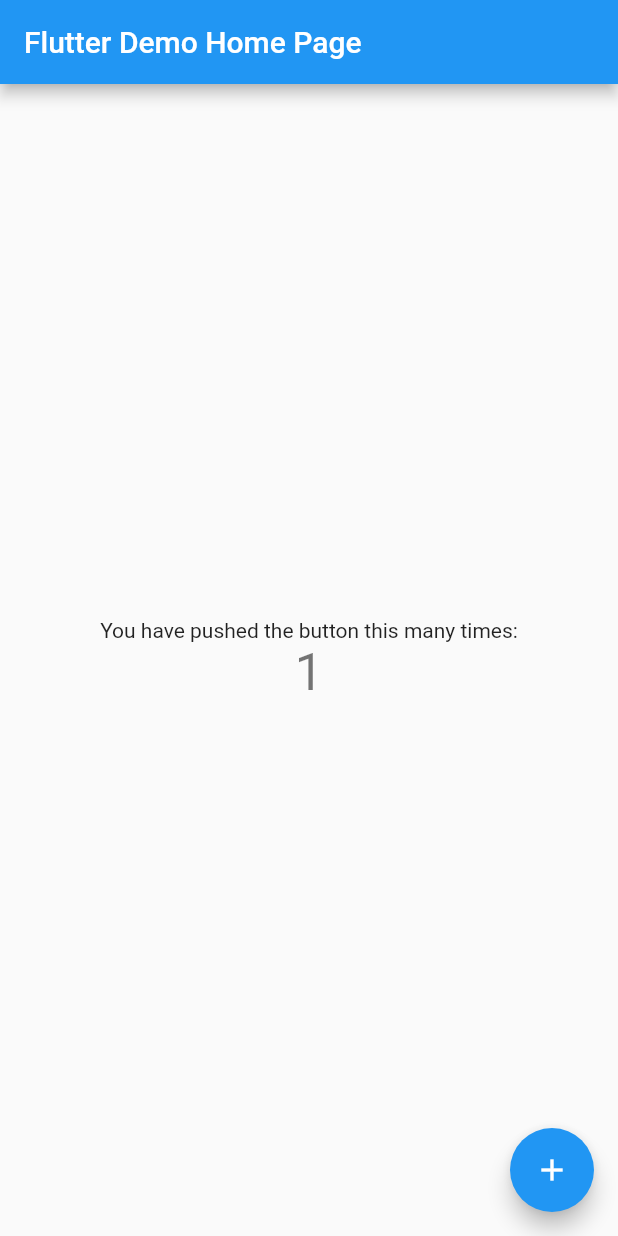
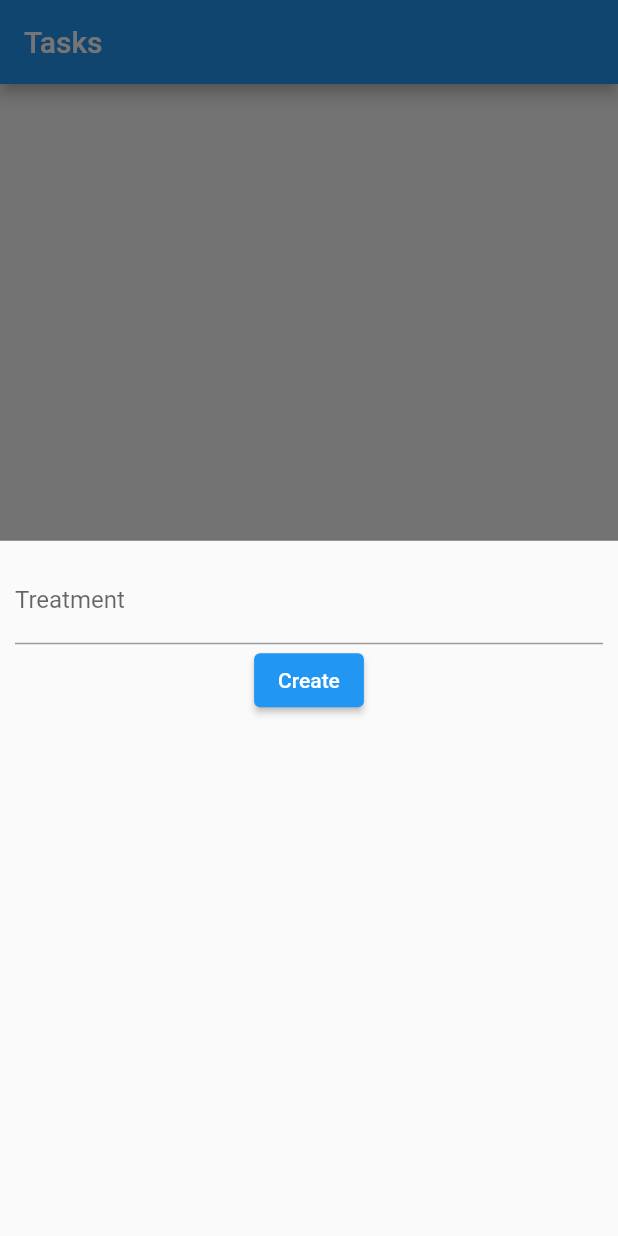
Before and after one commit to michal-mano/cshack, a Flutter app: the screen it shows after launch, after a tap on the "add" icon, on a phone screen of 412 x 824 dp. Run offline on Flutter 3.47's test engine with Material 2 defaults, Android fonts, the phone set to English and light mode, and no system bars.

Commit message:
Tasks ajknhdp9uh[oi'hp'fadertq

```diff
--- /dev/null
+++ b/lib/PersistentTabBar.dart
@@ -0,0 +1,34 @@
+import 'package:cshack/tasks.dart';
+import 'package:flutter/material.dart';
+
+class PersistentTabBar extends StatelessWidget {
+  const PersistentTabBar({super.key});
+
+  @override
+  Widget build(BuildContext context) {
+    return const DefaultTabController(
+        length: 3,
+        child: Scaffold(
+          bottomNavigationBar: TabBar(
+              labelColor: Colors.blue,
+              unselectedLabelColor: Colors.lightBlue,
+              indicatorSize: TabBarIndicatorSize.tab,
+              indicatorPadding: EdgeInsets.all(5.0),
+              indicatorColor: Colors.grey,
+              tabs: [
+                Tab(icon: Icon(Icons.check_box),text: "Tasks"),
+                Tab(icon: Icon(Icons.games),text: "Games"),
+                Tab(icon: Icon(Icons.store),text: "Store"),
+              ],
+            ),
+        body: TabBarView(
+          children: [
+            TaskPage(title: "Tasks"),
+            TaskPage(title:"Games"),
+            TaskPage(title: "Store")
+          ],
+        ),
+      ),
+    );
+  }
+}
--- a/lib/main.dart
+++ b/lib/main.dart
@@ -1,74 +1,57 @@
 import 'package:flutter/material.dart';
-
+import 'PersistentTabBar.dart';
+import 'tasks.dart';
 void main() {
   runApp(const MyApp());
 }
 
 class MyApp extends StatelessWidget {
   const MyApp({super.key});
-
   // This widget is the root of your application.
   @override
   Widget build(BuildContext context) {
     return MaterialApp(
       title: 'Flutter Demo',
       theme: ThemeData(
-        // This is the theme of your application.
-        //
-        // Try running your application with "flutter run". You'll see the
-        // application has a blue toolbar. Then, without quitting the app, try
-        // changing the primarySwatch below to Colors.green and then invoke
-        // "hot reload" (press "r" in the console where you ran "flutter run",
-        // or simply save your changes to "hot reload" in a Flutter IDE).
-        // Notice that the counter didn't reset back to zero; the application
-        // is not restarted.
         primarySwatch: Colors.blue,
       ),
-      home: const MyHomePage(title: 'Flutter Demo Home Page'),
+      home: const MyHomePage(title: 'Home'),
     );
   }
 }
 
 class MyHomePage extends StatefulWidget {
   const MyHomePage({super.key, required this.title});
-
-  // This widget is the home page of your application. It is stateful, meaning
-  // that it has a State object (defined below) that contains fields that affect
-  // how it looks.
-
-  // This class is the configuration for the state. It holds the values (in this
-  // case the title) provided by the parent (in this case the App widget) and
-  // used by the build method of the State. Fields in a Widget subclass are
-  // always marked "final".
-
   final String title;
-
   @override
   State<MyHomePage> createState() => _MyHomePageState();
 }
-
 class _MyHomePageState extends State<MyHomePage> {
-  int _counter = 0;
-
-  void _incrementCounter() {
+  int _selectedIndex = 0;
+  static const TextStyle optionStyle =
+    TextStyle(fontSize: 30, fontWeight: FontWeight.bold);
+  static const List<Widget> _widgetOptions = <Widget> [
+    Text(
+      'Index 0: Tasks',
+      style:optionStyle,
+    ),
+    Text(
+      'Index 1: Games',
+      style: optionStyle,
+    ),
+    Text(
+      'index 2: Store',
+      style: optionStyle,
+    ),
+  ];
+  void _onItemTapped(int index) {
     setState(() {
-      // This call to setState tells the Flutter framework that something has
-      // changed in this State, which causes it to rerun the build method below
-      // so that the display can reflect the updated values. If we changed
-      // _counter without calling setState(), then the build method would not be
-      // called again, and so nothing would appear to happen.
-      _counter++;
+      _selectedIndex = index;
     });
   }
 
   @override
   Widget build(BuildContext context) {
-    // This method is rerun every time setState is called, for instance as done
-    // by the _incrementCounter method above.
-    //
-    // The Flutter framework has been optimized to make rerunning build methods
-    // fast, so that you can just rebuild anything that needs updating rather
-    // than having to individually change instances of widgets.
     return Scaffold(
       appBar: AppBar(
         // Here we take the value from the MyHomePage object that was created by
@@ -78,38 +61,35 @@ class _MyHomePageState extends State<MyHomePage> {
       body: Center(
         // Center is a layout widget. It takes a single child and positions it
         // in the middle of the parent.
-        child: Column(
-          // Column is also a layout widget. It takes a list of children and
-          // arranges them vertically. By default, it sizes itself to fit its
-          // children horizontally, and tries to be as tall as its parent.
-          //
-          // Invoke "debug painting" (press "p" in the console, choose the
-          // "Toggle Debug Paint" action from the Flutter Inspector in Android
-          // Studio, or the "Toggle Debug Paint" command in Visual Studio Code)
-          // to see the wireframe for each widget.
-          //
-          // Column has various properties to control how it sizes itself and
-          // how it positions its children. Here we use mainAxisAlignment to
-          // center the children vertically; the main axis here is the vertical
-          // axis because Columns are vertical (the cross axis would be
-          // horizontal).
-          mainAxisAlignment: MainAxisAlignment.center,
-          children: <Widget>[
-            const Text(
-              'You have pushed the button this many times:',
-            ),
-            Text(
-              '$_counter',
-              style: Theme.of(context).textTheme.headlineMedium,
-            ),
-          ],
-        ),
+        child: _widgetOptions.elementAt(_selectedIndex),
       ),
-      floatingActionButton: FloatingActionButton(
-        onPressed: _incrementCounter,
-        tooltip: 'Increment',
-        child: const Icon(Icons.add),
-      ), // This trailing comma makes auto-formatting nicer for build methods.
+      bottomNavigationBar: const PersistentTabBar(),
     );
   }
 }
+
+
+
+
+// BottomNavigationBar(
+//         currentTab: currentTab.
+//         items: const <BottomNavigationBarItem> [
+//           BottomNavigationBarItem(
+//               icon: Icon(Icons.check_box),
+//               label: 'Tasks',
+//           ),
+//           BottomNavigationBarItem(
+//               icon: Icon(Icons.games),
+//               label: 'Games',
+//           ),
+//           BottomNavigationBarItem(
+//               icon: Icon(Icons.store),
+//               label: 'Store',
+//           ),
+//         ],
+//         currentIndex: _selectedIndex,
+//         selectedItemColor: Colors.amber[800],
+//         onTap: _onItemTapped,
+//       ),
+//       // This trailing comma makes auto-formatting nicer for build methods.
+//
--- /dev/null
+++ b/lib/tasks.dart
@@ -0,0 +1,55 @@
+import 'package:flutter/material.dart';
+
+class TaskPage extends StatefulWidget {
+  const TaskPage({super.key, required this.title});
+
+  final String title;
+
+  @override
+  State<TaskPage> createState() => _TaskPageState();
+}
+
+class _TaskPageState extends State<TaskPage> {
+  @override
+  Widget build(BuildContext context) {
+    return Scaffold(
+        appBar: AppBar(
+          title: Text(widget.title),
+        ),
+        body: Center(
+          child: TextButton(
+            onPressed: () {},
+            child: const Text('Next'),
+          ),
+        ),
+        floatingActionButton: FloatingActionButton(
+            child: const Icon(Icons.add),
+            onPressed: () {
+              showModalBottomSheet(
+                  context: context,
+                  builder: (BuildContext context) {
+                    return Container(
+                        padding: EdgeInsets.all(10.0),
+                        child: Form(
+                          child: Column(
+                            children: [
+                              TextFormField(
+                                decoration: const InputDecoration(
+                                  labelText: 'Treatment',
+                                ),
+                              ),
+                              ElevatedButton(
+                                  onPressed: () {
+                                    // saveTask()
+                                    Navigator.pop(context);
+                                  },
+                                  child: const Text('Create')),
+                            ],
+                          ),
+                        ));
+                  } //close son builder
+                  ); //close showModal
+            } //close onPressed
+            ));
+  } //close parent builder
+} //close class
```
